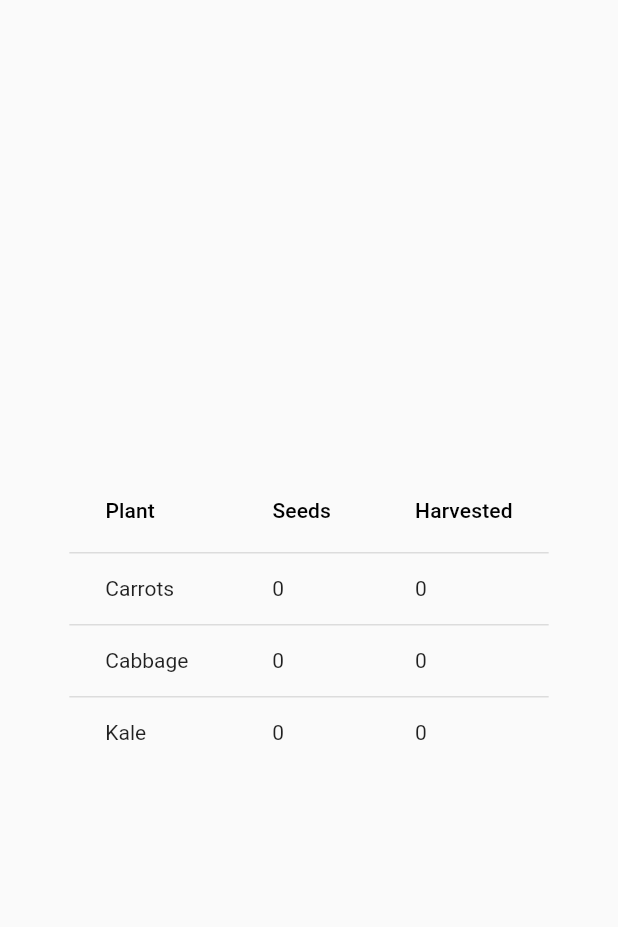
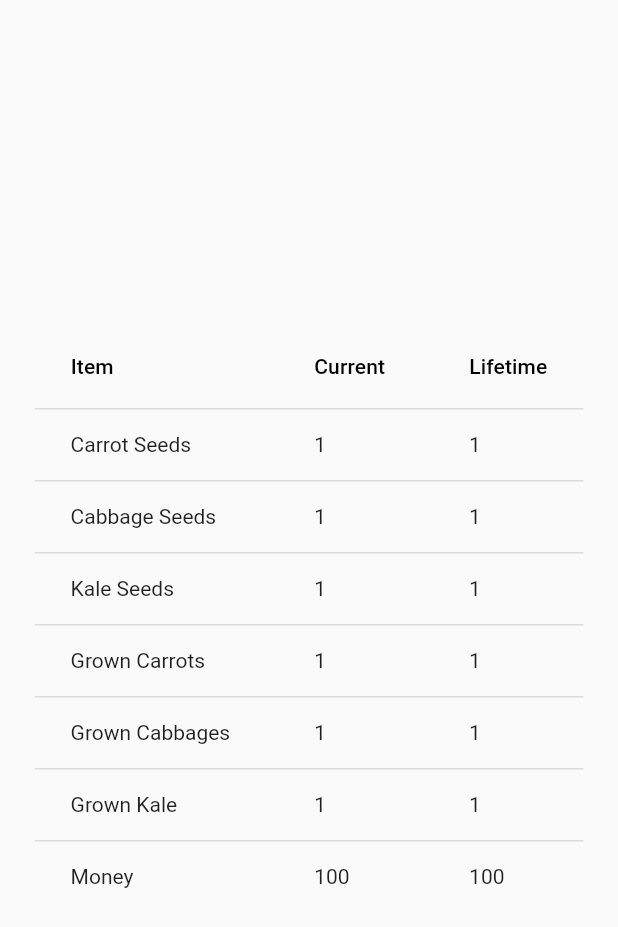
Before and after one commit to MatthewDemoe/Pocket-Farm, a Flutter app: the TableScreen screen opened by its route, on a phone screen of 412 x 824 dp. Shown: the top 927 px of the screen. Run offline on Flutter 3.47's test engine with Material 2 defaults, Android fonts, the phone set to English and light mode, and no system bars; our stand-ins replace charts_flutter, cloud_firestore, flutter_i18n, flutter_local_notifications, flutter_map, geolocator and 2 more; accounts and stored records are empty.

Commit message:
Updated inventory page

```diff
--- a/assets/i18n/en.json
+++ b/assets/i18n/en.json
@@ -18,7 +18,20 @@
 		"harvestchoice": "Havest my plant!",
 		"leavechoice": "Leave my plant for now",
 		"okay": "Okay",
-		"seeds": "Seeds"
+		"seeds": "Seeds",
+		"carrotSeeds": "Carrot Seeds",
+		"cabbageSeeds": "Cabbage Seeds",
+		"kaleSeeds": "Kale Seeds",
+		"lifetime": "Lifetime",
+		"item": "Item",
+		"current": "Current",
+		"useFertilizer": "Use Fertilizer",
+		"fertilizerNotification": "You used fertilizer",
+		"checkBack": "Check back later",
+		"grownCarrots": "Grown Carrots",
+		"grownCabbages": "Grown Cabbages",
+		"grownKale": "Grown Kale",
+		"money": "Money"
 
 	}
 }
--- a/assets/i18n/fr.json
+++ b/assets/i18n/fr.json
@@ -18,6 +18,19 @@
 		"harvestchoice": "Récolte ma plante!",
 		"leavechoice": "Laisse ma plante pour l'instant",
 		"okay": "D'accord",
-		"seeds": "Des Graines"
+		"seeds": "Des Graines",
+		"carrotSeeds": "Graines de Carotte",
+		"cabbageSeeds": "Graines de Chou",
+		"kaleSeeds": "Graines de Chou Frisé",
+		"lifetime": "L' éternité",
+		"item": "L' article",
+		"current": "Actuel",
+		"useFertilizer": "Utiliser de L'engrais",
+		"fertilizerNotification": "Vous avez utilisé de l'engrais",
+		"checkBack": "Revenez plus tard",
+		"grownCarrots": "Carottes cultivées",
+		"grownCabbages": "Choux cultivées",
+		"grownKale": "Chou Frisé cultivées",
+		"money": "Argent"
 	}
 }
--- a/lib/ChartScreen.dart
+++ b/lib/ChartScreen.dart
@@ -71,7 +71,7 @@ class Chart extends StatelessWidget {
 
   static List<Series<Foods, String>> _createSeedData() {
     final data = [
-      new Foods('Carrot', 2000),
+      new Foods('Carrot', 200),
       new Foods('Cabbage', 1),
       new Foods('Kale', 2),
     ];
--- a/lib/DataTableScreen.dart
+++ b/lib/DataTableScreen.dart
@@ -1,6 +1,8 @@
 //referenced this: https://www.youtube.com/watch?v=ktTajqbhIcY
 
 import 'package:flutter/material.dart';
+import 'package:flutter_i18n/flutter_i18n.dart';
+import 'package:pocket_farm/Inventory.dart';
 
 class TableScreen extends StatefulWidget {
   TableScreen({Key key, this.title}) : super(key: key);
@@ -19,26 +21,46 @@ class _TableScreen extends State<TableScreen> {
         alignment: Alignment.center,
         child: DataTable(
           columns: [
-            DataColumn(label: Text('Plant')),
-            DataColumn(label: Text('Seeds')),
-            DataColumn(label: Text('Harvested')),
+            DataColumn(label: Text(FlutterI18n.translate(context, "words.item"))),
+            DataColumn(label: Text(FlutterI18n.translate(context, "words.current"))),
+            DataColumn(label: Text(FlutterI18n.translate(context, "words.lifetime"))),
           ],
           rows: [
             DataRow(cells: [
-              DataCell(Text('Carrots')),
-              DataCell(Text("0")),
-              DataCell(Text("0")),
+              DataCell(Text(FlutterI18n.translate(context, "words.carrotSeeds"))),
+              DataCell(Text(Inventory.instance().carrotSeeds.toString())),
+              DataCell(Text(Inventory.instance().lifetimeCarrotSeeds.toString())),
             ]),
             DataRow(cells: [
-              DataCell(Text('Cabbage')),
-              DataCell(Text("0")),
-              DataCell(Text("0")),
+              DataCell(Text(FlutterI18n.translate(context, "words.cabbageSeeds"))),
+              DataCell(Text(Inventory.instance().cabbageSeeds.toString())),
+              DataCell(Text(Inventory.instance().lifetimeCabbageSeeds.toString())),
             ]),
             DataRow(cells: [
-              DataCell(Text('Kale')),
-              DataCell(Text("0")),
-              DataCell(Text("0")),
-            ])
+              DataCell(Text(FlutterI18n.translate(context, "words.kaleSeeds"))),
+              DataCell(Text(Inventory.instance().kaleSeeds.toString())),
+              DataCell(Text(Inventory.instance().lifetimeKaleSeeds.toString())),
+            ]),
+            DataRow(cells: [
+              DataCell(Text(FlutterI18n.translate(context, "words.grownCarrots"))),
+              DataCell(Text(Inventory.instance().grownCarrots.toString())),
+              DataCell(Text(Inventory.instance().lifetimeGrownCarrots.toString())),
+            ]),
+            DataRow(cells: [
+              DataCell(Text(FlutterI18n.translate(context, "words.grownCabbages"))),
+              DataCell(Text(Inventory.instance().grownCabbages.toString())),
+              DataCell(Text(Inventory.instance().lifetimeGrownCabbages.toString())),
+            ]),
+            DataRow(cells: [
+              DataCell(Text(FlutterI18n.translate(context, "words.grownKale"))),
+              DataCell(Text(Inventory.instance().grownkale.toString())),
+              DataCell(Text(Inventory.instance().lifetimeGrownKale.toString())),
+            ]),
+            DataRow(cells: [
+              DataCell(Text(FlutterI18n.translate(context, "words.money"))),
+              DataCell(Text(Inventory.instance().dollars.toString())),
+              DataCell(Text(Inventory.instance().lifetimeDollars.toString())),
+            ]),
           ],
         ),
       ),
--- a/lib/Inventory.dart
+++ b/lib/Inventory.dart
@@ -15,14 +15,42 @@ class Inventory{
   }
 
   int dollars = 100;
+  int lifetimeDollars = 100;
 
   int carrotSeeds = 1;
+  int lifetimeCarrotSeeds = 1;
   int cabbageSeeds = 1;
+  int lifetimeCabbageSeeds = 1;
   int kaleSeeds = 1;
+  int lifetimeKaleSeeds = 1;
 
   int grownCarrots = 1;
+  int lifetimeGrownCarrots = 1;
   int grownCabbages = 1;
+  int lifetimeGrownCabbages = 1;
   int grownkale = 1;
+  int lifetimeGrownKale = 1;
+
+  void addSeed(SeedType type)
+  {
+    switch(type)
+    {
+      case SeedType.carrot:
+      carrotSeeds++;
+      lifetimeCarrotSeeds++;
+      break;
+
+      case SeedType.cabbage:
+      cabbageSeeds++;
+      lifetimeCabbageSeeds++;
+      break;
+
+      case SeedType.kale:
+      kaleSeeds++;
+      lifetimeKaleSeeds++;
+      break;
+    }
+  }
 
   bool plantSeed(SeedType type)
   {
@@ -62,15 +90,18 @@ class Inventory{
     switch(type)
     {
       case SeedType.carrot:
-        carrotSeeds++;
+        grownCarrots++;
+        lifetimeGrownCarrots++;
       break;
 
       case SeedType.cabbage:
-        cabbageSeeds++;
+        grownCabbages++;
+        lifetimeGrownCabbages++;
       break;
 
       case SeedType.kale:
-        kaleSeeds++;
+        grownkale++;
+        lifetimeGrownKale++;
       break;
     }
   }
```
Also changed, not shown: lib/FarmScreen.dart (+5 -7 lines).
